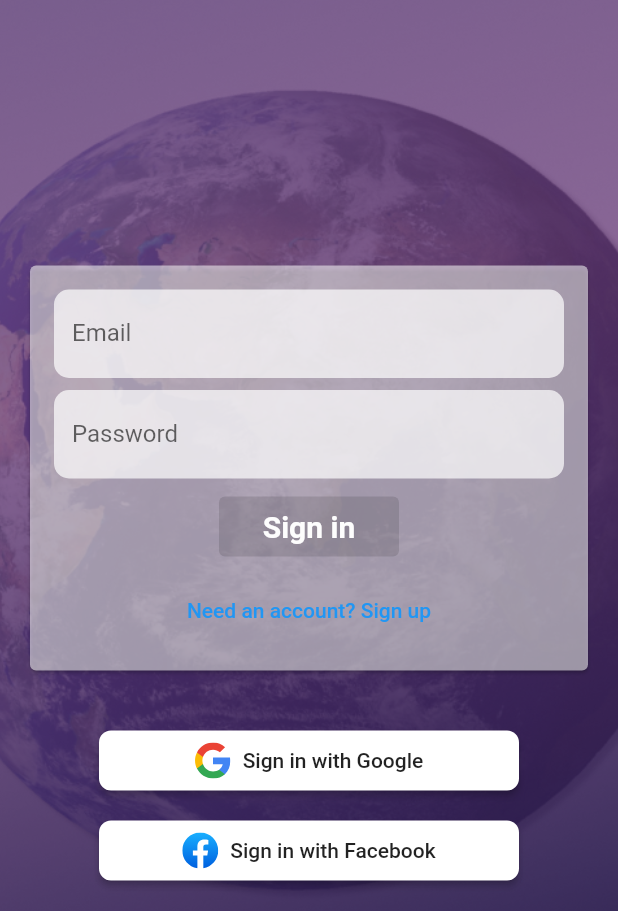
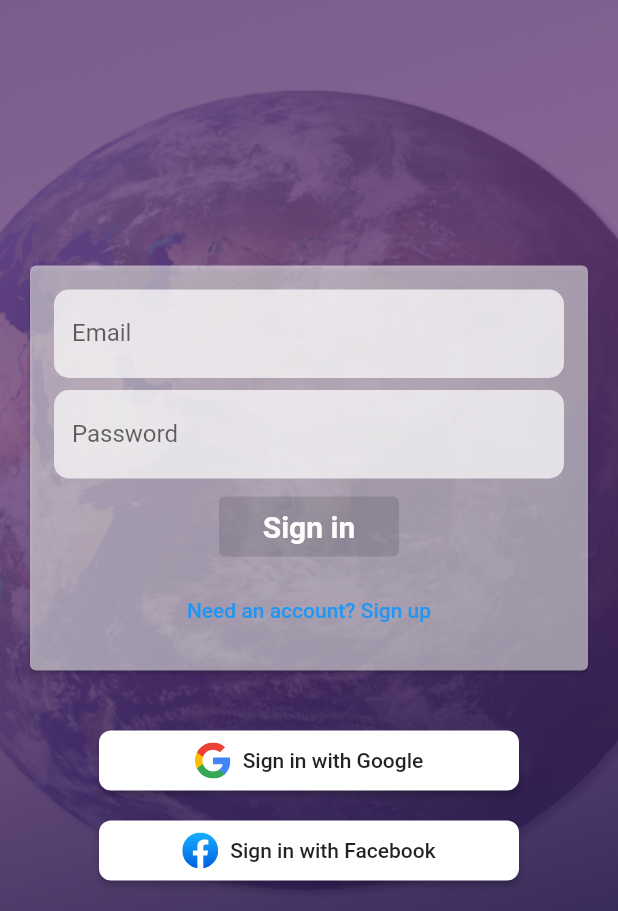
Before and after one commit to kaluluh/geoquiz, a Flutter app: the screen it shows after launch, after a tap on "Play", on a phone screen of 412 x 824 dp. Shown: the top 911 px of the screen. Run offline on Flutter 3.47's test engine with Material 2 defaults, Android fonts, the phone set to English and light mode, and no system bars; our stand-ins replace firebase_auth, firebase_core, flutter_svg, google_sign_in; missing offline and left inert: flutter_login_facebook; accounts and stored records are empty.

Commit message:
feat: PageWrapper

```diff
--- a/lib/app/intro_page.dart
+++ b/lib/app/intro_page.dart
@@ -2,8 +2,6 @@ import 'package:flutter/material.dart';
 import 'package:geoquiz/app/sign_in_page.dart';
 import 'package:geoquiz/common/keys.dart';
 import 'package:geoquiz/common/page_wrapper.dart';
-
-import '../common/spaced_column.dart';
 
 class IntroductionPage extends StatelessWidget with Keys {
   const IntroductionPage({Key? key}) : super(key: key);
@@ -22,7 +20,10 @@ class IntroductionPage extends StatelessWidget with Keys {
 
   @override
   Widget build(BuildContext context) {
-    return PageWrapper(child: _buildContent(context), backgroundImage: 'assets/images/background_image.png');
+    return PageWrapper(
+        backgroundImage: const AssetImage("assets/images/background_image.png"),
+        child: _buildContent(context),
+    );
   }
 
   _buildContent(BuildContext context) {
--- a/lib/app/sign_in_page.dart
+++ b/lib/app/sign_in_page.dart
@@ -6,6 +6,7 @@ import 'package:geoquiz/common/keys.dart';
 import 'package:geoquiz/common/spaced_column.dart';
 import 'package:provider/provider.dart';
 
+import '../common/page_wrapper.dart';
 import '../services/auth.dart';
 import 'sign_in_form.dart';
 
@@ -85,21 +86,9 @@ class SignInPageState extends State<SignInPage> {
   @override
   Widget build(BuildContext context) {
     final AuthBase auth = Provider.of<AuthBase>(context);
-    return Container(
-      width: MediaQuery.of(context).size.width,
-      height: MediaQuery.of(context).size.height,
-
-      decoration: const BoxDecoration(
-        image: DecorationImage(
-          image: AssetImage("assets/images/background_image.png"),
-          fit: BoxFit.cover,
-        ),
-      ),
-
-      child: Scaffold(
-        body: _buildContent(auth),
-        backgroundColor: Colors.transparent,
-      ),
+    return PageWrapper(
+      backgroundImage: const AssetImage("assets/images/background_image.png"),
+      child: _buildContent(auth),
     );
   }
 
--- a/lib/common/page_wrapper.dart
+++ b/lib/common/page_wrapper.dart
@@ -8,20 +8,22 @@ class PageWrapper extends StatelessWidget {
   }) : super(key: key);
 
   final Widget child;
-  final String? backgroundImage;
+  final AssetImage? backgroundImage;
 
   @override
   Widget build(BuildContext context) {
     return Container(
         width: MediaQuery.of(context).size.width,
         height: MediaQuery.of(context).size.height,
-        decoration: const BoxDecoration(
+        decoration: backgroundImage != null ? BoxDecoration(
             image: DecorationImage(
-                image: AssetImage("assets/images/background_image.png"),
-                fit: BoxFit.cover)),
+                image: backgroundImage!,
+                fit: BoxFit.cover
+            )
+        ) : null,
         child: Scaffold(
           body: child,
-          // backgroundColor: Colors.purple.withOpacity(0.5),
+          backgroundColor: Colors.transparent,
         ));
   }
 }
```
Also changed, not shown: assets/images/background_image.png.
